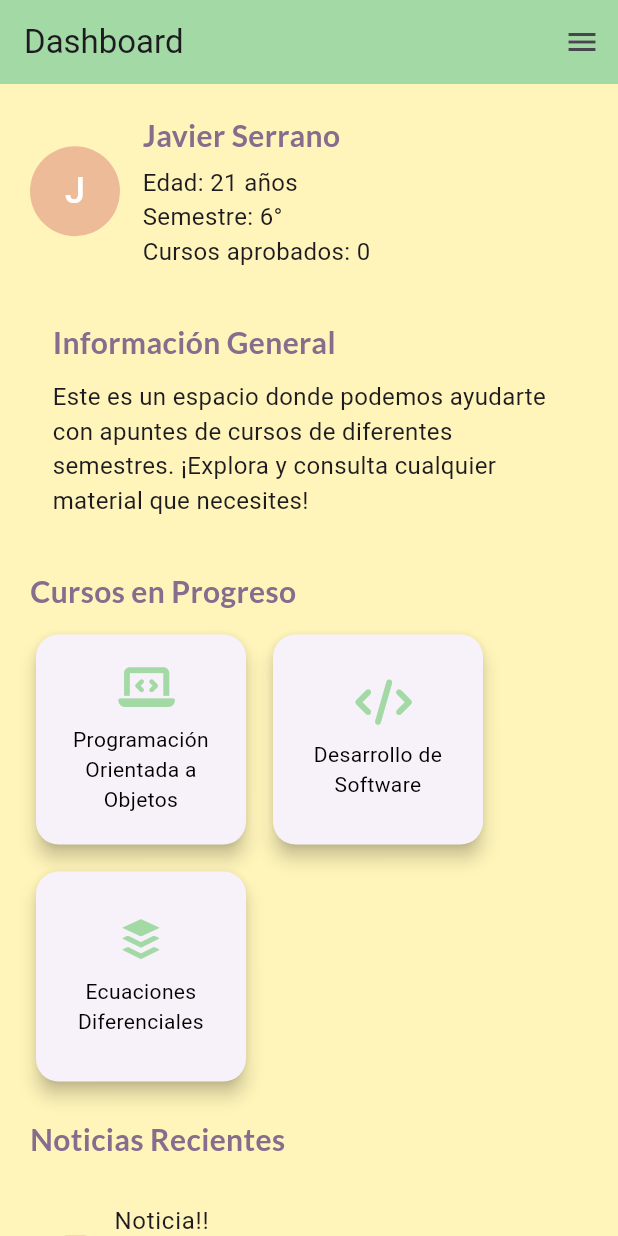
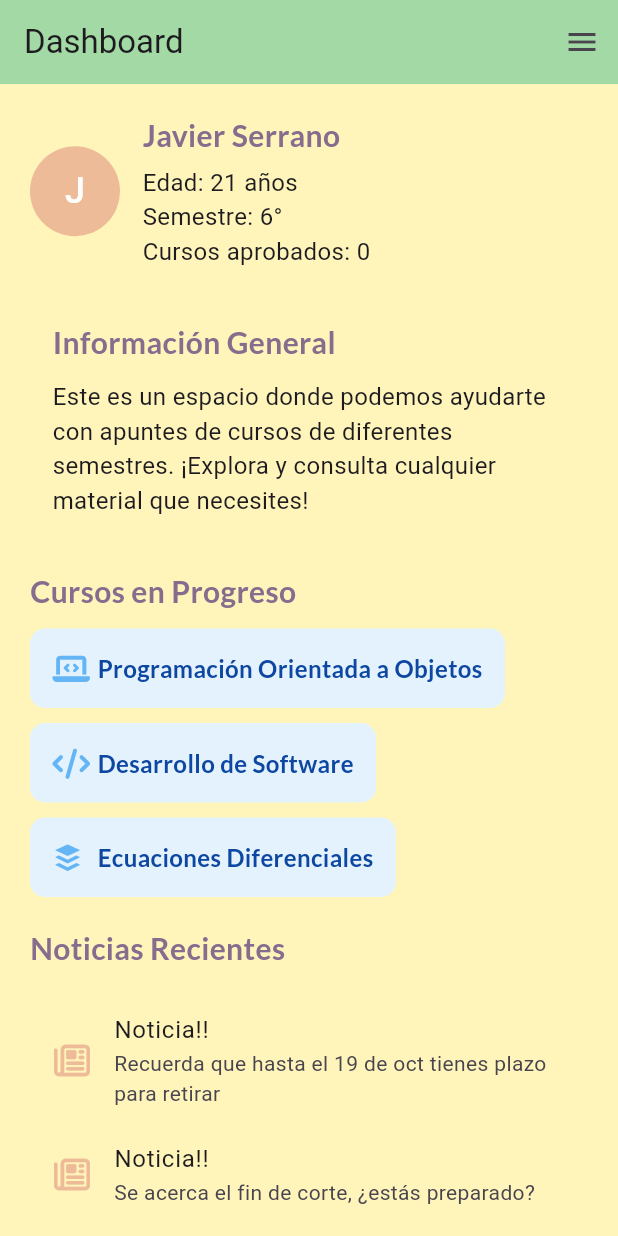
Before and after one commit to ISCOUTB/DG-DEPE, a Flutter app: the Dashboard screen opened directly, on a phone screen of 412 x 824 dp. Run offline on Flutter 3.47's test engine with Material 3 defaults, Android fonts, the phone set to English and light mode, and no system bars; our stand-ins replace font_awesome_flutter, google_fonts, shared_preferences; accounts and stored records are empty.

Commit message:
Update dashboard.dart

```diff
--- a/lib/dashboard.dart
+++ b/lib/dashboard.dart
@@ -182,9 +182,9 @@ class DashboardState extends State<Dashboard> {
                     spacing: 10,
                     runSpacing: 10,
                     children: [
-                      _courseCard('Programación Orientada a Objetos', FontAwesomeIcons.laptopCode),
-                      _courseCard('Desarrollo de Software', FontAwesomeIcons.code),
-                      _courseCard('Ecuaciones Diferenciales', FontAwesomeIcons.buffer),
+                      _courseCard('Programación Orientada a Objetos', FontAwesomeIcons.laptopCode, context),
+                      _courseCard('Desarrollo de Software', FontAwesomeIcons.code, context),
+                      _courseCard('Ecuaciones Diferenciales', FontAwesomeIcons.buffer, context),
                     ],
                   ),
                   const SizedBox(height: 20),
@@ -274,20 +274,37 @@ class DashboardState extends State<Dashboard> {
   );
 }
 
-  Widget _courseCard(String title, IconData icon) {
-    return Card(
-      elevation: 5,
-      shape: RoundedRectangleBorder(borderRadius: BorderRadius.circular(15)),
+  Widget _courseCard(String courseName, IconData icon, BuildContext context) {
+  return GestureDetector(
+    onTap: () {
+      Navigator.push(
+        context,
+        MaterialPageRoute(
+          builder: (context) => CursosScreen(),
+        ),
+      );
+    },
     child: Container(
-        width: 140,
-        height: 140,
       padding: const EdgeInsets.all(15),
-        child: Column(
-          mainAxisAlignment: MainAxisAlignment.center,
+      decoration: BoxDecoration(
+        color: const Color(0xFFE3F2FD), // Azul pastel
+        borderRadius: BorderRadius.circular(10),
+      ),
+      child: Row(
+        mainAxisSize: MainAxisSize.min,
         children: [
-            Icon(icon, size: 30, color: const Color(0xFFA3D9A5)),
-            const SizedBox(height: 10),
-            Text(title, style: const TextStyle(color: Colors.black, fontSize: 14), textAlign: TextAlign.center),
+          Icon(icon, color: const Color(0xFF64B5F6), size: 20),
+          const SizedBox(width: 10),
+          Text(
+            courseName,
+            style: GoogleFonts.lato(
+              textStyle: const TextStyle(
+                fontSize: 16,
+                fontWeight: FontWeight.bold,
+                color: Color(0xFF0D47A1),
+              ),
+            ),
+          ),
         ],
       ),
     ),
```
Lines whose indentation alone changed are shown as unchanged.
